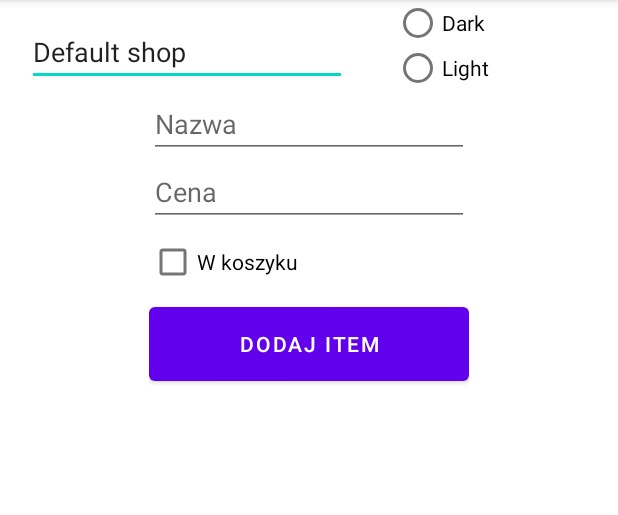
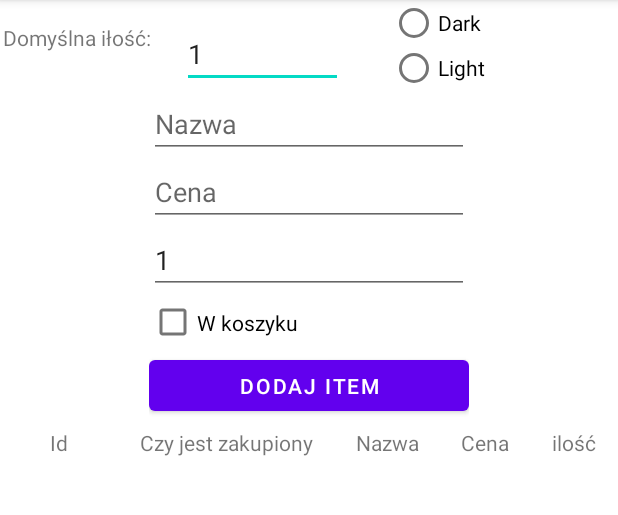
Before and after one commit to s14990/smb_proj4-5, an Android app: the screen it shows after launch (MainActivity), on a phone screen of 412 x 824 dp, the part 84-599 px from its top. Run offline under Robolectric (Android 15) with nearby library versions, the phone set to English and light mode, and no system bars.

Commit message:
Final commit

```diff
--- a/app/src/main/java/com/example/s14990_smb_proj1/ItemsProvider.kt
+++ b/app/src/main/java/com/example/s14990_smb_proj1/ItemsProvider.kt
@@ -21,6 +21,7 @@ class ItemsProvider () : ContentProvider() {
         const val ITEM_NAME="itemName"
         const val ITEM_PRICE="itemPrice"
         const val CHECKED="checked"
+        const val ITEM_COUNT="itemPCount"
     }
 
     override fun onCreate(): Boolean {
@@ -68,12 +69,14 @@ class ItemsProvider () : ContentProvider() {
                         _ID = contentValues.getAsLong(_ID),
                         itemName = contentValues.getAsString(ITEM_NAME),
                         itemPrice = contentValues.getAsFloat(ITEM_PRICE),
+                        itemPCount = contentValues.getAsInteger(ITEM_COUNT),
                         checked = contentValues.getAsBoolean( CHECKED)
                 )
         }
             return ShopItem(
                     itemName = contentValues.getAsString(ITEM_NAME),
                     itemPrice = contentValues.getAsFloat(ITEM_PRICE),
+                    itemPCount = contentValues.getAsInteger(ITEM_COUNT),
                     checked = contentValues.getAsBoolean( CHECKED)
             )
     }
--- a/app/src/main/java/com/example/s14990_smb_proj1/MainActivity.kt
+++ b/app/src/main/java/com/example/s14990_smb_proj1/MainActivity.kt
@@ -7,6 +7,10 @@ import android.graphics.Color
 import android.os.Build
 import androidx.appcompat.app.AppCompatActivity
 import android.os.Bundle
+import android.text.Editable
+import android.text.InputFilter
+import android.text.Spanned
+import android.text.TextWatcher
 import android.util.Log
 import android.view.View
 import android.widget.Toast
@@ -24,10 +28,32 @@ class MainActivity : AppCompatActivity() {
     @RequiresApi(Build.VERSION_CODES.O)
     override fun onCreate(savedInstanceState: Bundle?) {
         super.onCreate(savedInstanceState)
+
         setContentView(R.layout.activity_main)
         sp = getPreferences(Context.MODE_PRIVATE)
         binding = ActivityMainBinding.inflate(layoutInflater)
         setContentView(binding.root)
+
+
+        binding.defaultCount.filters= arrayOf<InputFilter> (object: InputFilter{
+            override fun filter(source: CharSequence, start: Int, end: Int, dest: Spanned?, dstart: Int, dend: Int): CharSequence? {
+                val new_value=dest.toString().substring(0, dstart)+source.subSequence(start, end).toString()
+                if(new_value.toString().isEmpty())
+                    return "1"
+                else return null
+            }
+        })
+
+        binding.defaultCount.addTextChangedListener(object : TextWatcher {
+            override fun beforeTextChanged(s: CharSequence?, start: Int, count: Int, after: Int) {}
+            override fun onTextChanged(s: CharSequence?, start: Int, before: Int, count: Int) {}
+
+            override fun afterTextChanged(s: Editable?) {
+                binding.itemCountField.setText(s.toString())
+
+            }
+        })
+
 
         binding.radioGroup.setOnCheckedChangeListener { _, checkedId ->
             changeColor(checkedId)
@@ -45,18 +71,24 @@ class MainActivity : AppCompatActivity() {
         itemsList.addItemDecoration(DividerItemDecoration(this, DividerItemDecoration.VERTICAL))
         itemsList.adapter = adapter
 
+
         binding.addItemButton.setOnClickListener {
             val name=binding.itemNameField.text.toString()
             val priceString=binding.itemPriceField.text.toString()
-            if (name.isEmpty() || priceString.isEmpty()){
-                Toast.makeText(this, "Nazwa i cena nie mogą być puste",Toast.LENGTH_SHORT).show()
+            val countString=binding.itemCountField.text.toString()
+            if (name.isEmpty() || priceString.isEmpty() || countString.isEmpty()){
+                Toast.makeText(this, "Nazwa,cena i ilość nie mogą być puste",Toast.LENGTH_SHORT).show()
             }
             else {
                 val cv = ContentValues()
                 cv.put(ItemsProvider.ITEM_NAME, name)
                 cv.put(ItemsProvider.ITEM_PRICE,  priceString.toFloat())
                 cv.put(ItemsProvider.CHECKED, binding.itemCheckedField.isChecked)
+                cv.put(ItemsProvider.ITEM_COUNT,  countString.toInt())
                 viewModel.insert(cv)
+                binding.itemNameField.setText("")
+                binding.itemPriceField.setText("")
+                binding.itemCountField.setText(binding.defaultCount.text.toString())
             }
         }
 
@@ -83,14 +115,14 @@ class MainActivity : AppCompatActivity() {
         super.onStart()
 
         binding.radioGroup.check(sp.getInt("check_id", 0))
-        binding.shopName.setText(sp.getString("shop_name", "Default shop"))
+        binding.defaultCount.setText(sp.getString("default_count", "1"))
 
     }
 
     override fun onStop() {
         super.onStop()
         val editor = sp.edit()
-        editor.putString("shop_name", binding.shopName.text.toString())
+        editor.putString("default_count", binding.defaultCount.text.toString())
         editor.apply()
     }
 
--- a/app/src/main/java/com/example/s14990_smb_proj1/ShopItem.kt
+++ b/app/src/main/java/com/example/s14990_smb_proj1/ShopItem.kt
@@ -6,4 +6,4 @@ import androidx.room.PrimaryKey
 
 
 @Entity
-data class ShopItem (@PrimaryKey(autoGenerate = true) var _ID: Long = 0, var itemName: String, var itemPrice: Float, var checked: Boolean) {}
+data class ShopItem (@PrimaryKey(autoGenerate = true) var _ID: Long = 0, var itemName: String, var itemPrice: Float, var itemPCount: Int, var checked: Boolean) {}
--- a/app/src/main/java/com/example/s14990_smb_proj1/ShopItemDB.kt
+++ b/app/src/main/java/com/example/s14990_smb_proj1/ShopItemDB.kt
@@ -5,7 +5,7 @@ import androidx.room.Database
 import androidx.room.*
 import androidx.room.Room.databaseBuilder
 
-@Database(entities = [ShopItem::class], version = 2)
+@Database(entities = [ShopItem::class], version = 3)
 abstract class ShopItemDB : RoomDatabase() {
     abstract fun shopItemDao(): ShopItemDao
 
--- a/app/src/main/java/com/example/s14990_smb_proj1/ShopItemRepo.kt
+++ /dev/null
@@ -1,14 +0,0 @@
-package com.example.s14990_smb_proj1
-
-class ShopItemRepo (private val shopItemDao: ShopItemDao){
-
-    val allItems = shopItemDao.getShopItems()
-
-    fun insert(student: ShopItem) = shopItemDao.insert(student)
-
-    fun update(student: ShopItem) = shopItemDao.update(student)
-
-    fun delete(student: ShopItem) = shopItemDao.delete(student)
-
-    fun deleteAll() = shopItemDao.deleteAll()
-}
--- a/app/src/main/java/com/example/s14990_smb_proj1/ShopItemViewModel.kt
+++ b/app/src/main/java/com/example/s14990_smb_proj1/ShopItemViewModel.kt
@@ -12,7 +12,6 @@ import androidx.lifecycle.MutableLiveData
 
 @RequiresApi(Build.VERSION_CODES.O)
 class ShopItemViewModel (application: Application) : AndroidViewModel(application) {
-    private val repo: ShopItemRepo
     val items = MutableLiveData<List<ShopItem>>()
     private val cR: ContentResolver
 
@@ -26,7 +25,6 @@ class ShopItemViewModel (application: Application) : AndroidViewModel(applicatio
     init{
         cR = application.contentResolver
         cR.registerContentObserver(ItemsProvider.PROVIDER_URI,true,myObserver(this))
-        repo = ShopItemRepo(ShopItemDB.getDatabase(application.applicationContext).shopItemDao())
         refresh()
     }
 
@@ -55,12 +53,14 @@ class ShopItemViewModel (application: Application) : AndroidViewModel(applicatio
             val indexName = cursor.getColumnIndex(ItemsProvider.ITEM_NAME)
             val indexPrice = cursor.getColumnIndex(ItemsProvider.ITEM_PRICE)
             val indexChecked = cursor.getColumnIndex(ItemsProvider.CHECKED)
+            val indexItemCount = cursor.getColumnIndex(ItemsProvider.ITEM_COUNT)
 
             while (!cursor.isAfterLast) {
                 list.add(ShopItem(
                         _ID = cursor.getLong(indexId),
                         itemName = cursor.getString(indexName),
                         itemPrice = cursor.getFloat(indexPrice),
+                        itemPCount = cursor.getInt(indexItemCount),
                         checked = cursor.getInt(indexChecked) > 0
                 ))
                 cursor.moveToNext()
--- a/app/src/main/res/layout/activity_main.xml
+++ b/app/src/main/res/layout/activity_main.xml
@@ -16,16 +16,23 @@
         app:layout_constraintStart_toStartOf="parent"
         app:layout_constraintTop_toTopOf="parent">
 
+        <TextView
+            android:id="@+id/textView"
+            android:layout_width="50dp"
+            android:layout_height="50dp"
+            android:layout_weight="1"
+            android:gravity="center"
+            android:text="Domyślna iłość:" />
+
         <EditText
-            android:id="@+id/shop_name"
-            android:layout_width="wrap_content"
+            android:id="@+id/default_count"
+            android:layout_width="107dp"
             android:layout_height="wrap_content"
             android:layout_marginStart="18dp"
             android:layout_marginTop="12dp"
             android:layout_marginEnd="31dp"
             android:ems="10"
-            android:hint="Nazwa Sklepu"
-            android:inputType="text" />
+            android:inputType="number" />
 
         <RadioGroup
             android:id="@+id/radio_group"
@@ -51,7 +58,7 @@
     <LinearLayout
         android:id="@+id/linearLayout2"
         android:layout_width="wrap_content"
-        android:layout_height="200dp"
+        android:layout_height="220dp"
         android:layout_marginStart="32dp"
         android:layout_marginEnd="32dp"
         android:orientation="vertical"
@@ -75,10 +82,18 @@
             android:hint="Cena"
             android:inputType="numberDecimal" />
 
+        <EditText
+            android:id="@+id/item_count_field"
+            android:layout_width="match_parent"
+            android:layout_height="wrap_content"
+            android:ems="10"
+            android:hint="ilość"
+            android:inputType="number" />
+
         <CheckBox
             android:id="@+id/item_checked_field"
             android:layout_width="match_parent"
-            android:layout_height="wrap_content"
+            android:layout_height="38dp"
             android:text="W koszyku" />
 
         <Button
@@ -91,13 +106,68 @@
 
     </LinearLayout>
 
+    <LinearLayout
+        android:id="@+id/linearLayout3"
+        android:layout_width="0dp"
+        android:layout_height="30dp"
+        android:orientation="horizontal"
+        app:layout_constraintEnd_toEndOf="parent"
+        app:layout_constraintHorizontal_bias="0.498"
+        app:layout_constraintStart_toStartOf="parent"
+        app:layout_constraintTop_toBottomOf="@+id/linearLayout2">
+
+        <TextView
+            android:id="@+id/header_id"
+            android:layout_width="50dp"
+            android:layout_height="match_parent"
+            android:layout_weight="1"
+            android:gravity="center"
+            android:text="Id" />
+
+        <TextView
+            android:id="@+id/header_checked"
+            android:layout_width="wrap_content"
+            android:layout_height="match_parent"
+            android:layout_weight="1"
+            android:gravity="center"
+            android:text="Czy jest zakupiony" />
+
+        <TextView
+            android:id="@+id/header_name"
+            android:layout_width="wrap_content"
+            android:layout_height="match_parent"
+            android:layout_weight="1"
+            android:gravity="center"
+            android:text="Nazwa" />
+
+        <TextView
+            android:id="@+id/header_cena"
+            android:layout_width="wrap_content"
+            android:layout_height="match_parent"
+            android:layout_weight="1"
+            android:gravity="center"
+            android:text="Cena" />
+
+        <TextView
+            android:id="@+id/header_count"
+            android:layout_width="wrap_content"
+            android:layout_height="match_parent"
+            android:layout_weight="1"
+            android:gravity="center"
+            android:text="ilość"
+            tools:gravity="center" />
+
+    </LinearLayout>
+
     <androidx.recyclerview.widget.RecyclerView
         android:id="@+id/itemsView"
         android:layout_width="0dp"
         android:layout_height="0dp"
         app:layout_constraintBottom_toBottomOf="parent"
         app:layout_constraintEnd_toEndOf="parent"
+        app:layout_constraintHorizontal_bias="0.0"
         app:layout_constraintStart_toStartOf="parent"
-        app:layout_constraintTop_toBottomOf="@+id/linearLayout2" />
+        app:layout_constraintTop_toBottomOf="@+id/linearLayout3"
+        app:layout_constraintVertical_bias="1.0" />
 
 </androidx.constraintlayout.widget.ConstraintLayout>
--- a/app/src/main/res/values-night/themes.xml
+++ b/app/src/main/res/values-night/themes.xml
@@ -2,12 +2,12 @@
     <!-- Base application theme. -->
     <style name="Theme.S14990_smb_Proj1" parent="Theme.MaterialComponents.DayNight.DarkActionBar">
         <!-- Primary brand color. -->
-        <item name="colorPrimary">@color/purple_200</item>
-        <item name="colorPrimaryVariant">@color/purple_700</item>
+        <item name="colorPrimary">@color/teal_200</item>
+        <item name="colorPrimaryVariant">@color/teal_700</item>
         <item name="colorOnPrimary">@color/black</item>
         <!-- Secondary brand color. -->
-        <item name="colorSecondary">@color/teal_200</item>
-        <item name="colorSecondaryVariant">@color/teal_200</item>
+        <item name="colorSecondary">@color/purple_500</item>
+        <item name="colorSecondaryVariant">@color/purple_200</item>
         <item name="colorOnSecondary">@color/black</item>
         <!-- Status bar color. -->
         <item name="android:statusBarColor" tools:targetApi="l">?attr/colorPrimaryVariant</item>
```
Also changed, not shown: app/src/main/java/com/example/s14990_smb_proj1/ItemsAdapter.kt (+19 -10 lines), app/src/main/res/layout/list_element.xml (+16 -0 lines), app/src/main/res/values/themes.xml (+15 -0 lines).
